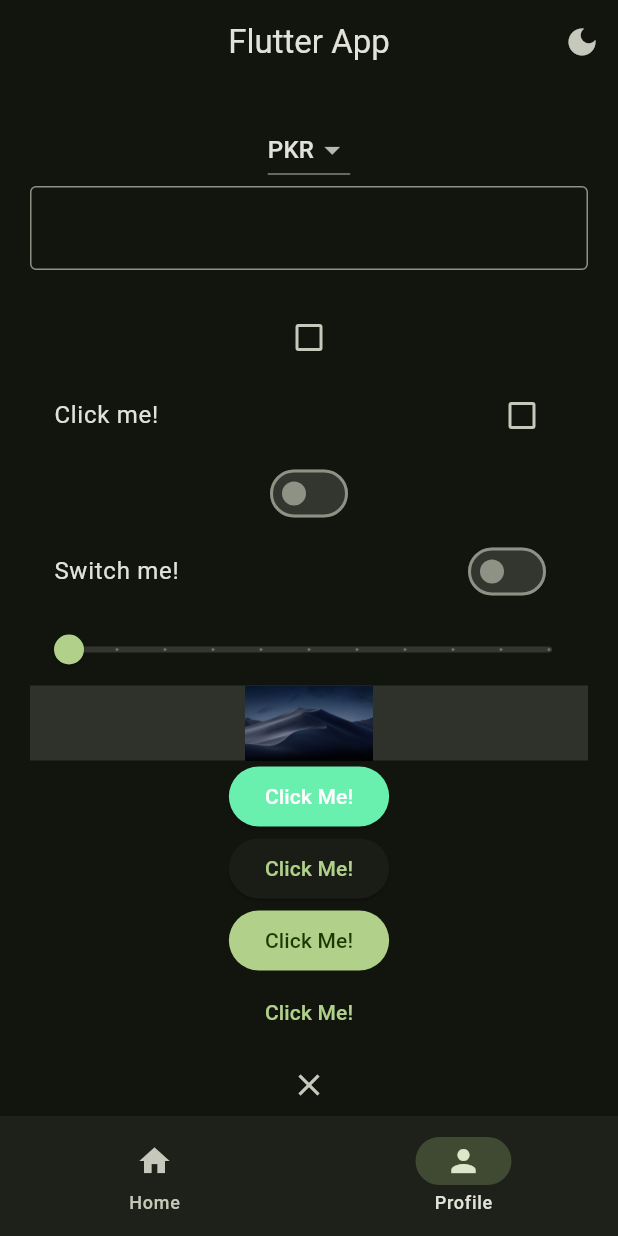
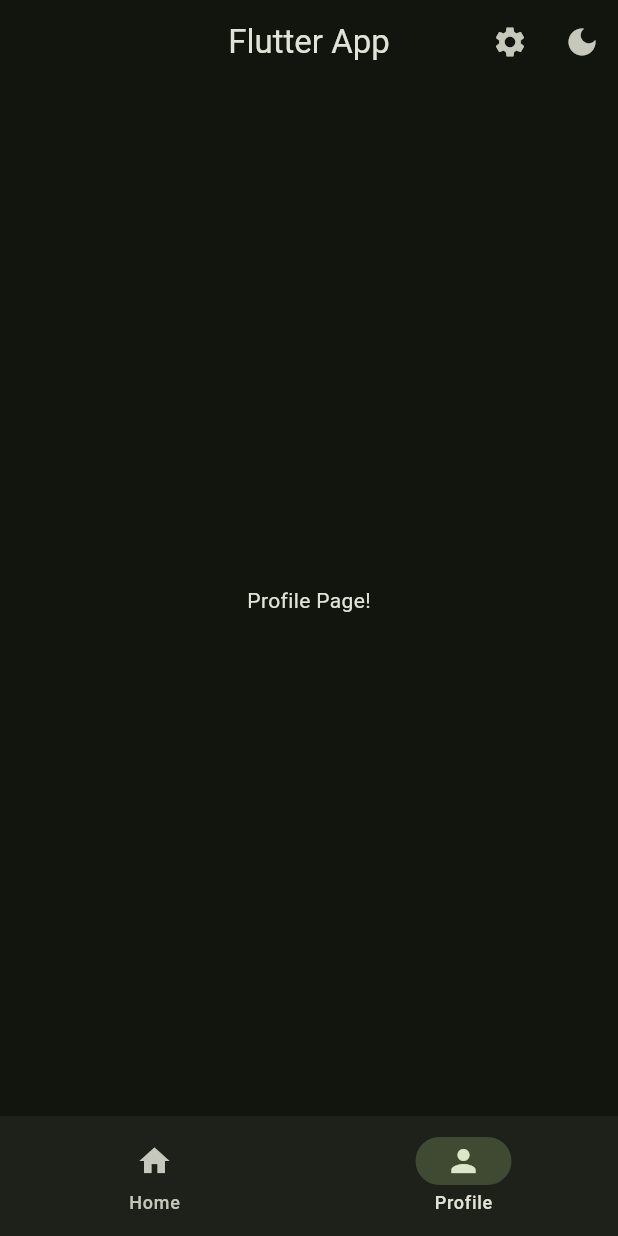
Before and after one commit to rizwanmustafa/summer-2025-internship-flutter_mapp-flutter_course, a Flutter app: the screen it shows after launch, item 2 of the bottom bar chosen, on a phone screen of 412 x 824 dp. Run offline on Flutter 3.47's test engine with Material 3 defaults, Android fonts, the phone set to English and light mode, and no system bars.

Commit message:
feat: covered till the end of navigation

```diff
--- a/lib/views/pages/profile_page.dart
+++ b/lib/views/pages/profile_page.dart
@@ -1,125 +1,10 @@
-import 'package:flutter/cupertino.dart';
 import 'package:flutter/material.dart';
 
-class ProfilePage extends StatefulWidget {
+class ProfilePage extends StatelessWidget {
   const ProfilePage({super.key});
 
   @override
-  State<ProfilePage> createState() => _ProfilePageState();
-}
-
-class _ProfilePageState extends State<ProfilePage> {
-  bool? isChecked = false;
-  bool isSwitched = false;
-  double sliderValue = 0;
-
-  String dropdownButtonValue = 'PKR';
-
-  TextEditingController controller = TextEditingController();
-  @override
   Widget build(BuildContext context) {
-    return SingleChildScrollView(
-      child: Padding(
-        padding: const EdgeInsets.all(20.0),
-        child: Column(
-          children: [
-            DropdownButton(
-              value: dropdownButtonValue,
-              items: [
-                DropdownMenuItem(value: 'PKR', child: Text('PKR')),
-                DropdownMenuItem(value: 'USD', child: Text('USD')),
-                DropdownMenuItem(value: 'AED', child: Text('AED')),
-                DropdownMenuItem(value: 'SAR', child: Text('SAR')),
-              ],
-              onChanged: (value) {
-                setState(() {
-                  dropdownButtonValue = value as String;
-                });
-              },
-            ),
-            TextField(
-              decoration: InputDecoration(border: OutlineInputBorder()),
-              controller: controller,
-              onEditingComplete: () => setState(() {}),
-            ),
-            Text(controller.text),
-            Checkbox.adaptive(
-              value: isChecked,
-              onChanged: (bool? newVal) => setState(() {
-                isChecked = newVal;
-              }),
-            ),
-
-            CheckboxListTile.adaptive(
-              title: Text('Click me!'),
-              value: isChecked,
-              onChanged: (bool? newVal) => setState(() {
-                isChecked = newVal;
-              }),
-            ),
-
-            Switch.adaptive(
-              value: isSwitched,
-              onChanged: (value) {
-                setState(() {
-                  isSwitched = value;
-                });
-              },
-            ),
-
-            SwitchListTile.adaptive(
-              title: Text('Switch me!'),
-              value: isSwitched,
-              onChanged: (value) {
-                setState(() {
-                  isSwitched = value;
-                });
-              },
-            ),
-
-            Slider.adaptive(
-              max: 10,
-              divisions: 10,
-              value: sliderValue,
-              onChanged: (newValue) => setState(() {
-                sliderValue = newValue;
-              }),
-            ),
-            InkWell(
-              splashColor: Colors.green,
-              onTap: () {
-                print('Background Image selected!');
-              },
-
-              child: Container(
-                height: 50,
-                color: Colors.white12,
-                width: double.infinity,
-                child: Image.asset('assets/images/wallpaper2.jpg'),
-              ),
-            ),
-
-            ElevatedButton(
-              onPressed: () {},
-              child: Text('Click Me!'),
-              style: ElevatedButton.styleFrom(
-                backgroundColor: Colors.greenAccent,
-                foregroundColor: Colors.white,
-              ),
-            ),
-
-            ElevatedButton(onPressed: () {}, child: Text('Click Me!')),
-            FilledButton(onPressed: () {}, child: Text('Click Me!')),
-            TextButton(onPressed: () {}, child: Text('Click Me!')),
-            CloseButton(),
-            BackButton(),
-            CupertinoButton.filled(
-              child: Text('Click Me! I am an iOS Button'),
-              onPressed: () {},
-            ),
-          ],
-        ),
-      ),
-    );
+    return Center(child: Text('Profile Page!'));
   }
 }
--- a/lib/views/widget_tree.dart
+++ b/lib/views/widget_tree.dart
@@ -1,12 +1,13 @@
 import 'package:flutter/material.dart';
 import 'package:flutter_tutorial/data/notifiers.dart';
 import 'package:flutter_tutorial/views/pages/home_page.dart';
+import 'package:flutter_tutorial/views/pages/settings_page.dart';
 import 'package:flutter_tutorial/views/pages/profile_page.dart';
-import 'widgets/navbar_widget.dart';
+import 'package:flutter_tutorial/views/widgets/navbar_widget.dart';
 
 const appTitle = 'Flutter App';
 
-List<Widget> pages = [HomePage(), ProfilePage()];
+List<Widget> pages = [HomePage(), ProfilePage(), SettingsPage()];
 
 class WidgetTree extends StatelessWidget {
   const WidgetTree({super.key});
@@ -22,8 +23,17 @@ class WidgetTree extends StatelessWidget {
           actions: [
             IconButton(
               onPressed: () {
-                isDarkModeNotifier.value = !isDarkMode;
+                // Navigator.pushReplacement can be used to replace the current page
+                // It can come in handy like if a user logs in and you don't want them to return back to the login page,you can use this to push home page as the replacement to the login page.
+                Navigator.push(
+                  context,
+                  MaterialPageRoute(builder: (context) => SettingsPage()),
+                );
               },
+              icon: Icon(Icons.settings),
+            ),
+            IconButton(
+              onPressed: () {},
               icon: Icon(isDarkMode ? Icons.dark_mode : Icons.light_mode),
             ),
           ],
```
Also changed, not shown: lib/views/pages/settings_page.dart (added, +137 -0 lines).
